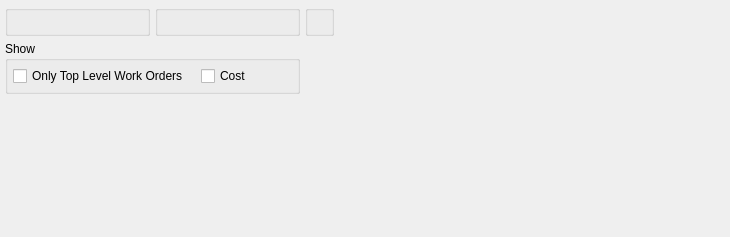
The window that guiclient/displays/dspWoHistoryByClassCode.ui (knowhow/xtuple) describes before a commit, drawn with Qt 5.
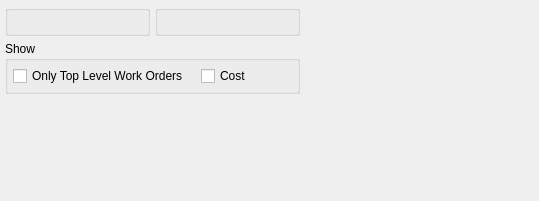
The same window after the commit. Custom widgets are drawn as their Qt base class.

Diff of the .ui file:
```diff
--- a/guiclient/displays/dspWoHistoryByClassCode.ui
+++ b/guiclient/displays/dspWoHistoryByClassCode.ui
@@ -13,8 +13,8 @@
    <rect>
     <x>0</x>
     <y>0</y>
-    <width>730</width>
-    <height>237</height>
+    <width>539</width>
+    <height>201</height>
    </rect>
   </property>
   <property name="windowTitle">
@@ -99,18 +99,6 @@
        </property>
       </spacer>
      </item>
-     <item row="0" column="2">
-      <widget class="QGroupBox" name="_dateGroup">
-       <property name="title">
-        <string/>
-       </property>
-       <layout class="QGridLayout" name="gridLayout_4">
-        <item row="0" column="0">
-         <widget class="DateCluster" name="_dates"/>
-        </item>
-       </layout>
-      </widget>
-     </item>
     </layout>
    </item>
    <item>
@@ -134,11 +122,6 @@
  <layoutdefault spacing="5" margin="5"/>
  <pixmapfunction>qPixmapFromMimeSource</pixmapfunction>
  <customwidgets>
-  <customwidget>
-   <class>DateCluster</class>
-   <extends>QWidget</extends>
-   <header>datecluster.h</header>
-  </customwidget>
   <customwidget>
    <class>ParameterGroup</class>
    <extends>QGroupBox</extends>
```
Left out of the diff: 2 changed lines with no effect on the pictures.
